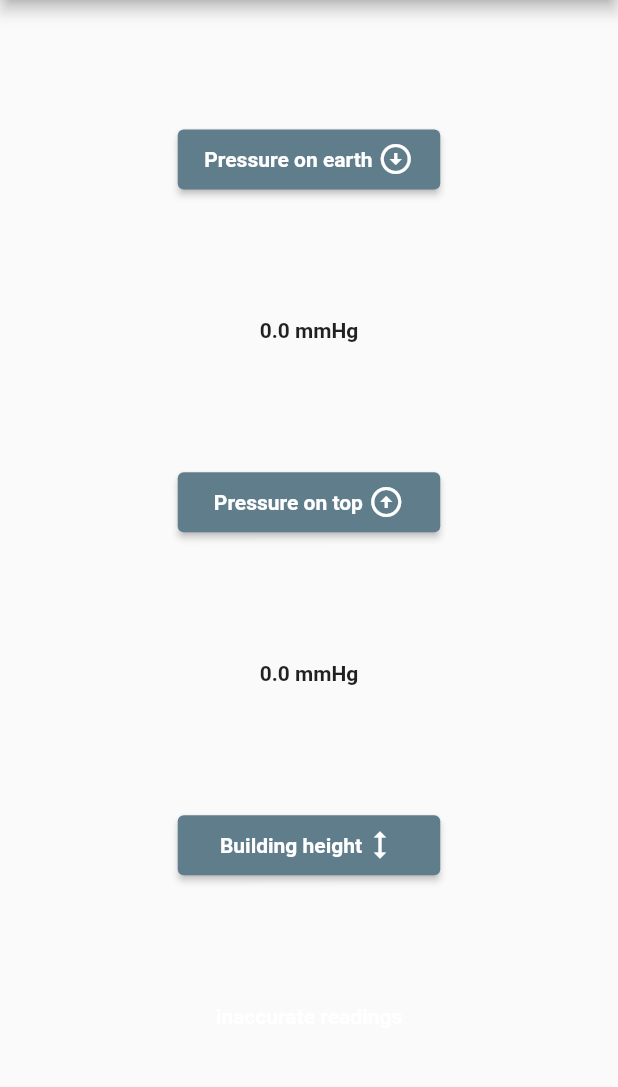
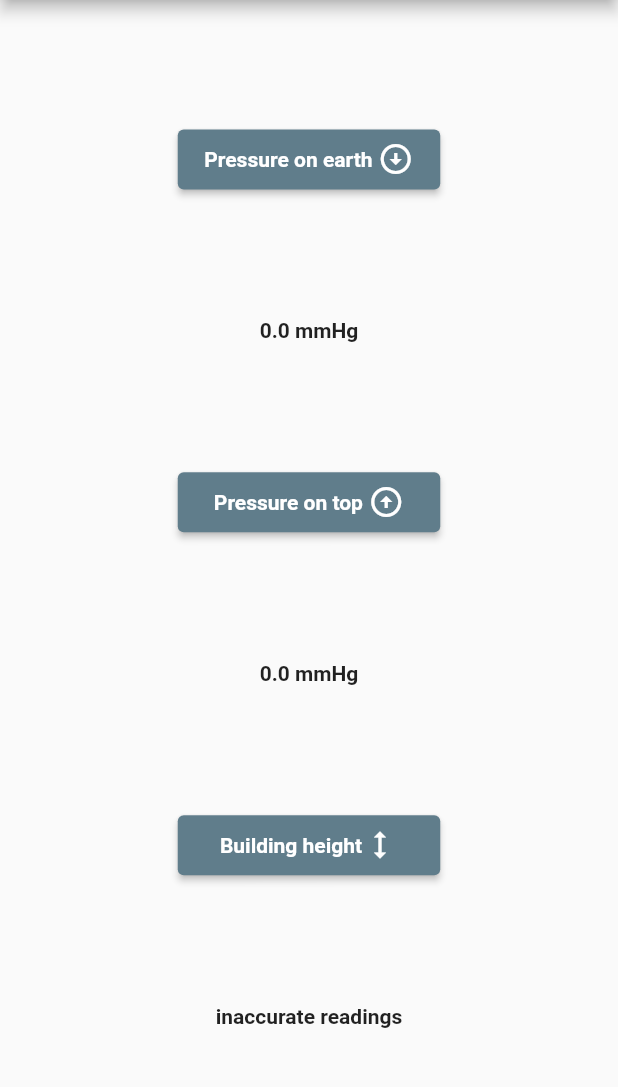
Before and after one commit to NermeenOsama/mobile-computing-project-8, a Flutter app: the BuildingHeightPage screen opened directly, on a phone screen of 412 x 824 dp, the part 84-1171 px from its top. Run offline on Flutter 3.47's test engine with Material 2 defaults, Android fonts, the phone set to English and light mode, and no system bars; our stand-ins replace bloc, community_material_icon, flutter_bloc; missing offline and left inert: flutter_barometer_plugin.

Commit message:
mobile computing project 8

```diff
--- a/lib/screens/BuildingHeightPage.dart
+++ b/lib/screens/BuildingHeightPage.dart
@@ -76,7 +76,7 @@ class BuildingHeightPage extends StatelessWidget {
               Text(
                 "inaccurate readings",
                 style: TextStyle(
-                    fontWeight: FontWeight.bold, color: Colors.white),
+                    fontWeight: FontWeight.bold),
 
               )
             ],
```
